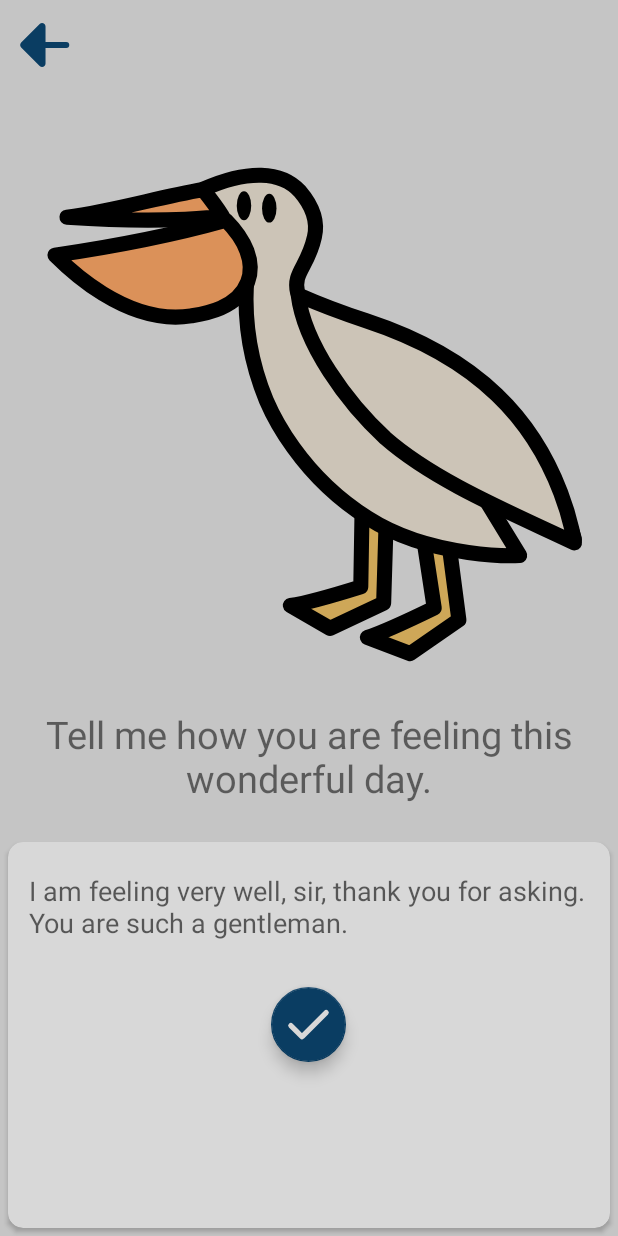
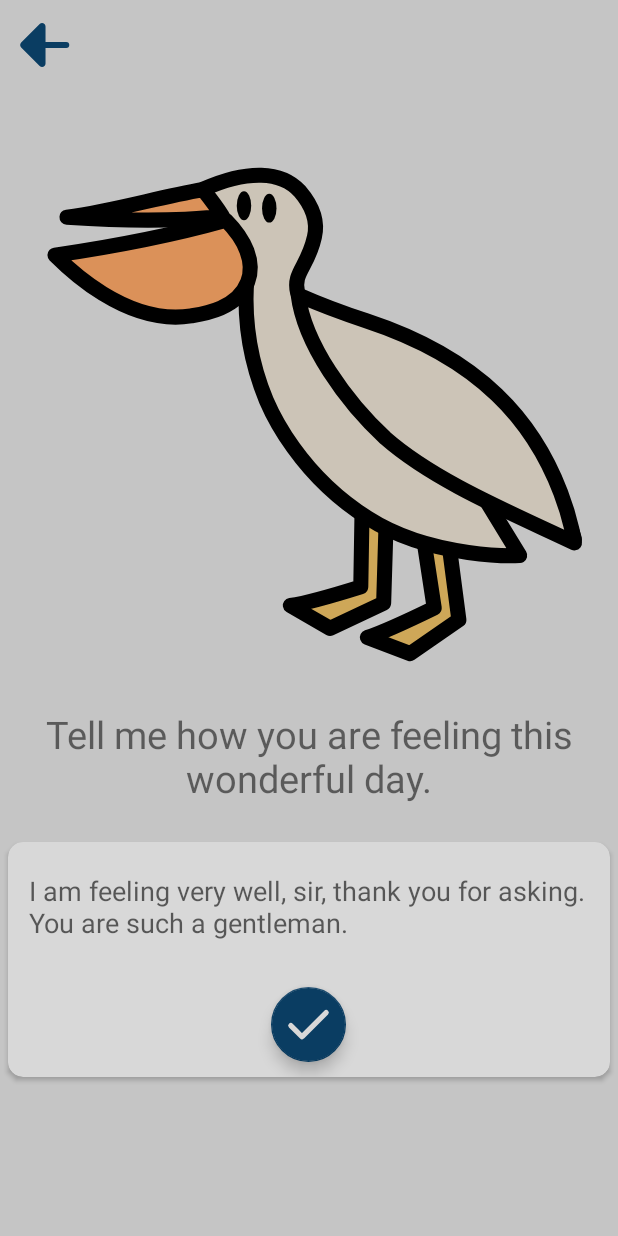
Before and after one commit to eaemenkkstudios/cancanvas-mobile, an Android app: the layout activity_edit_bio.xml on its own in the app's theme, with its tools: preview values and no code run, on a phone screen of 412 x 824 dp. Run offline under Robolectric (Android 15) with nearby library versions, the phone set to English and light mode, and no system bars.

Commit message:
:recycle: Altera tela de edição da bio

```diff
--- a/app/src/main/res/layout/activity_edit_bio.xml
+++ b/app/src/main/res/layout/activity_edit_bio.xml
@@ -1,16 +1,20 @@
 <?xml version="1.0" encoding="utf-8"?>
-<LinearLayout xmlns:android="http://schemas.android.com/apk/res/android"
+<ScrollView
+    xmlns:android="http://schemas.android.com/apk/res/android"
     xmlns:app="http://schemas.android.com/apk/res-auto"
     xmlns:tools="http://schemas.android.com/tools"
     android:layout_width="match_parent"
-    android:layout_height="match_parent"
+    android:layout_height="wrap_content">
+    <LinearLayout
+        android:layout_width="match_parent"
+        android:layout_height="wrap_content"
         android:background="?android:attr/colorBackground"
         android:orientation="vertical"
         tools:context=".view.activity.EditBioActivity"
         tools:deviceIds="wear">
 
         <ImageView
-        android:id="@+id/imageView"
+            android:id="@+id/ivBack"
             android:layout_width="40dp"
             android:layout_height="40dp"
             android:layout_gravity="left|center_vertical"
@@ -39,14 +43,14 @@
 
         <androidx.cardview.widget.CardView
             android:layout_width="match_parent"
-        android:layout_height="match_parent"
+            android:layout_height="wrap_content"
             android:layout_margin="5dp"
             app:cardBackgroundColor="?attr/colorAccent"
             app:cardCornerRadius="10dp">
 
             <LinearLayout
                 android:layout_width="match_parent"
-            android:layout_height="match_parent"
+                android:layout_height="wrap_content"
                 android:orientation="vertical">
 
                 <EditText
@@ -61,10 +65,11 @@
 
                 <com.google.android.material.floatingactionbutton.FloatingActionButton
                     android:id="@+id/fabConfirm"
-                android:layout_width="wrap_content"
-                android:layout_height="wrap_content"
+                    android:layout_width="match_parent"
+                    android:layout_height="match_parent"
                     android:layout_gravity="center"
                     android:layout_margin="10dp"
+                    android:layout_weight="1"
                     android:clickable="true"
                     android:focusable="true"
                     android:tint="?attr/colorAccent"
@@ -77,3 +82,4 @@
         </androidx.cardview.widget.CardView>
 
     </LinearLayout>
+</ScrollView>
--- a/app/src/main/res/values/strings.xml
+++ b/app/src/main/res/values/strings.xml
@@ -86,4 +86,6 @@
     <string name="select_image">Select an image</string>
     <string name="post_created">Post created</string>
     <string name="post_failed">Failed to create post</string>
+    <string name="bio_updated">Bio updated!</string>
+    <string name="bio_update_failed">Failed to update bio.</string>
 </resources>
```
Also changed, not shown: app/src/main/AndroidManifest.xml (+8 -0 lines), app/src/main/java/studios/eaemenkk/cancanvas/view/activity/EditBioActivity.kt (+36 -0 lines), app/src/main/java/studios/eaemenkk/cancanvas/view/activity/ProfileActivity.kt (+21 -29 lines), app/src/main/res/layout/bio_popup.xml (deleted, +0 -44 lines). Lines whose indentation alone changed are shown as unchanged.
